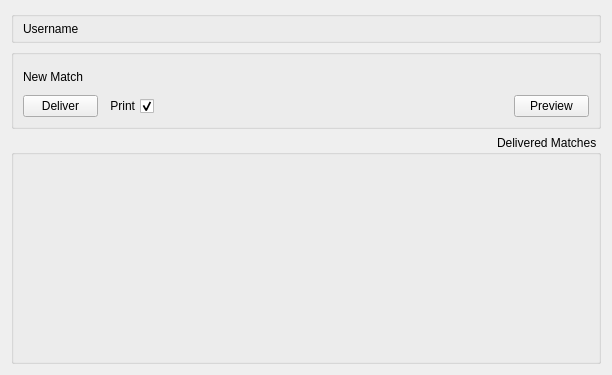
Qt form Client/reghaabat/formoperator.ui (nournia/ketabkhaane) before a commit.
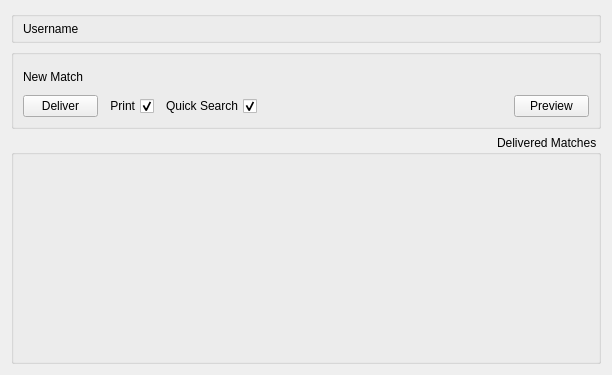
The same form after that commit.

Commit message:
add quick search option
fix reuse of QSqlQuery instance in mylineedit

Patch:
```diff
--- a/Client/reghaabat/formoperator.ui
+++ b/Client/reghaabat/formoperator.ui
@@ -116,6 +116,16 @@
            </property>
           </spacer>
          </item>
+         <item>
+          <widget class="QCheckBox" name="cQuickSearch">
+           <property name="text">
+            <string>Quick Search</string>
+           </property>
+           <property name="checked">
+            <bool>true</bool>
+           </property>
+          </widget>
+         </item>
          <item>
           <widget class="QCheckBox" name="cPrint">
            <property name="maximumSize">
```
Left out of the diff: 1 changed line with no effect on the pictures. The commit also changes 4 other files.
